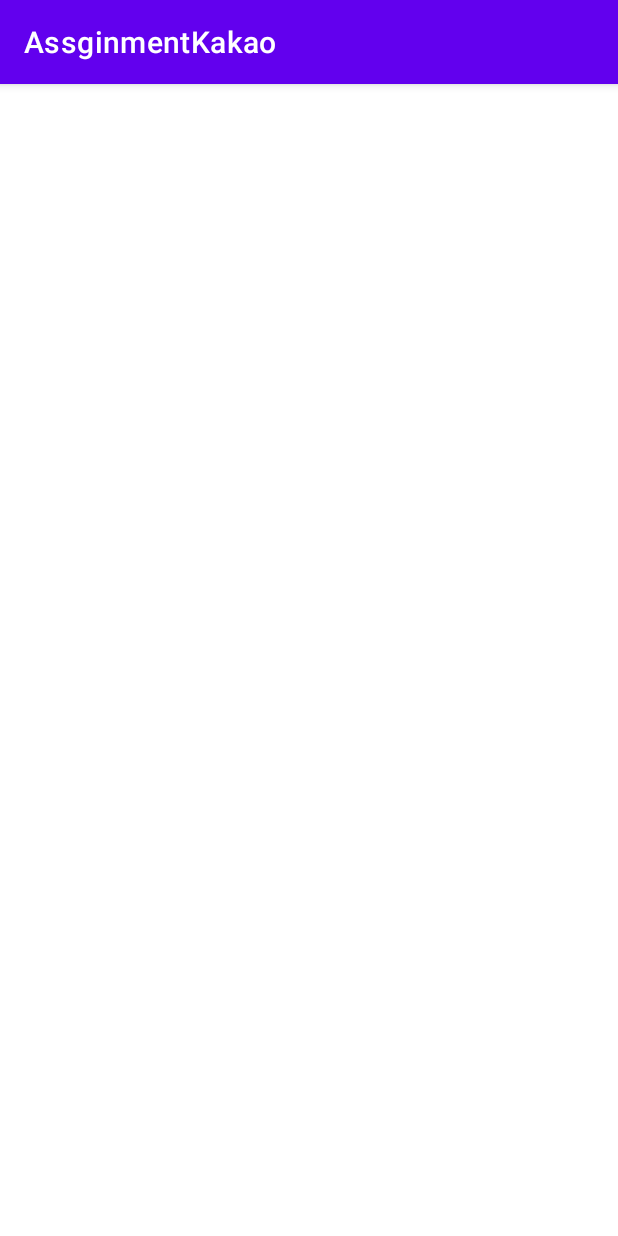
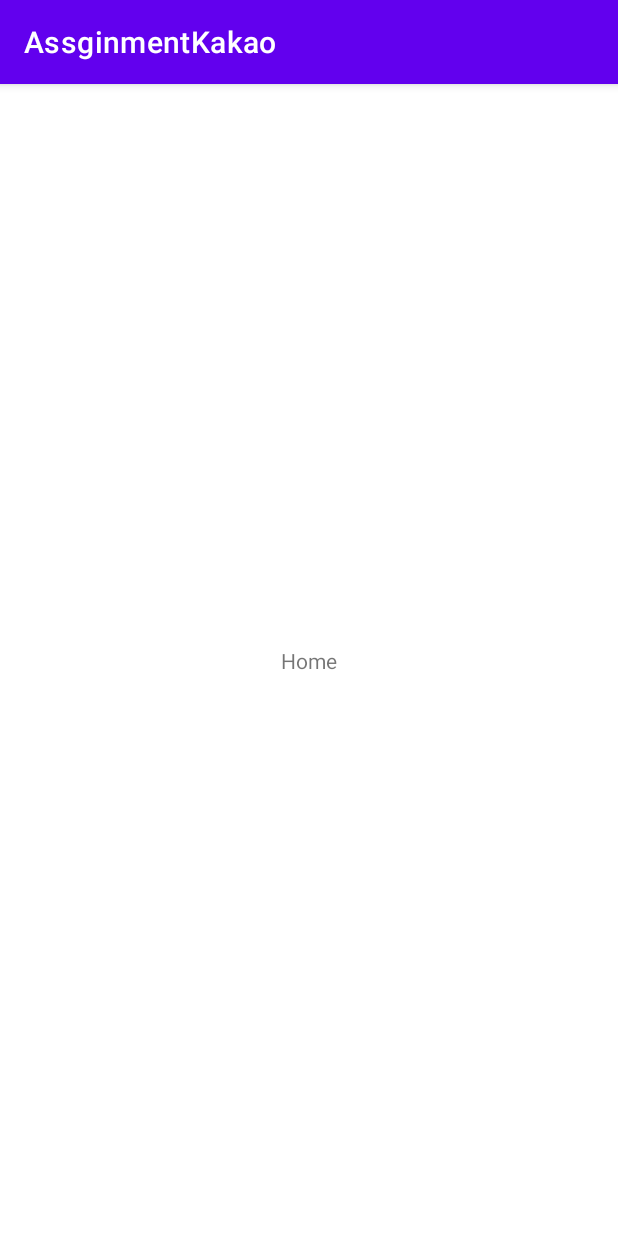
Before and after one commit to Mnseo/assignment, an Android app: the screen it shows after launch (MainActivity), on a phone screen of 412 x 824 dp. Run offline under Robolectric (Android 15) with nearby library versions, the phone set to English and light mode, and no system bars; our stand-ins replace Dagger/Hilt's generated code, Timber, data binding.

Commit message:
Hotfix: Emulator Error : classes3.dex

```diff
--- a/app/src/main/res/layout/fragment_home.xml
+++ b/app/src/main/res/layout/fragment_home.xml
@@ -6,7 +6,6 @@
         android:layout_width="match_parent"
         android:layout_height="match_parent"
         tools:context=".HomeFragment">
-
 
         <TextView
             android:id="@+id/textView"
--- a/app/src/main/res/navigation/main_navigation.xml
+++ b/app/src/main/res/navigation/main_navigation.xml
@@ -2,10 +2,11 @@
 <navigation xmlns:android="http://schemas.android.com/apk/res/android"
     xmlns:app="http://schemas.android.com/apk/res-auto"
     android:id="@+id/main_navigation"
-    app:startDestination="@layout/activity_main">
+    app:startDestination="@id/fragment_home">
 
     <fragment
-        android:id="@+id/fragment_home">
+        android:id="@+id/fragment_home"
+        android:name="com.minseo.assginmentkakao.HomeFragment">
 
     </fragment>
 
```
Also changed, not shown: app/src/main/java/com/minseo/assginmentkakao/HomeFragment.kt (+3 -8 lines), app/src/main/java/com/minseo/assginmentkakao/common/BaseAppFragment.kt (+0 -7 lines).
